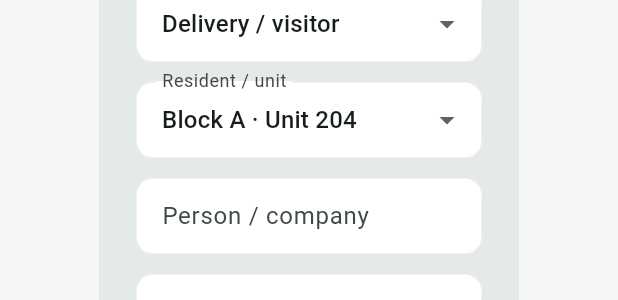
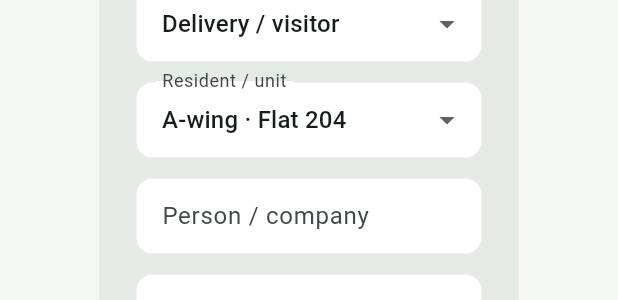
Before and after one commit to ceo-synapsetech/gatehouse-demo, a Flutter app: the _NewRequestDialog widget shown alone on an empty page, opened directly, on a phone screen of 412 x 824 dp. Shown: the part 414-714 px from the top of the screen. Run offline on Flutter 3.47's test engine with Material 3 defaults, Android fonts, the phone set to English and light mode, and no system bars; our stand-ins replace firebase_core, firebase_messaging, flutter_local_notifications, flutter_secure_storage; accounts and stored records are empty; network calls fail.

Commit message:
Add all A-wing flats to unit selection

```diff
--- a/mobile/lib/main.dart
+++ b/mobile/lib/main.dart
@@ -17,6 +17,10 @@ const _appRoleName = String.fromEnvironment(
   'GATEHOUSE_APP_ROLE',
   defaultValue: 'resident',
 );
+final _aWingUnits = List<String>.unmodifiable([
+  for (var floor = 1; floor <= 14; floor++)
+    for (var flat = 1; flat <= 5; flat++) 'A-${floor}0$flat',
+]);
 
 const _forest = Color(0xFF1B5A46);
 const _blue = Color(0xFF1D627C);
@@ -1076,11 +1080,14 @@ class _SignUpScreenState extends State<SignUpScreen> {
                               labelText: 'Home unit',
                               prefixIcon: Icon(Icons.home_outlined),
                             ),
-                            items: const [
-                              DropdownMenuItem(value: 'A-204', child: Text('A-204')),
-                              DropdownMenuItem(value: 'B-101', child: Text('B-101')),
-                              DropdownMenuItem(value: 'C-302', child: Text('C-302')),
-                            ],
+                            items: _aWingUnits
+                                .map(
+                                  (unit) => DropdownMenuItem(
+                                    value: unit,
+                                    child: Text(unit),
+                                  ),
+                                )
+                                .toList(),
                             onChanged: (value) {
                               if (value != null) setState(() => _unit = value);
                             },
@@ -1957,20 +1964,14 @@ class _NewRequestDialogState extends State<_NewRequestDialog> {
             DropdownButtonFormField<String>(
               initialValue: _unit,
               decoration: const InputDecoration(labelText: 'Resident / unit'),
-              items: const [
-                DropdownMenuItem(
-                  value: 'A-204',
-                  child: Text('Block A · Unit 204'),
-                ),
-                DropdownMenuItem(
-                  value: 'B-101',
-                  child: Text('Block B · Unit 101'),
-                ),
-                DropdownMenuItem(
-                  value: 'C-302',
-                  child: Text('Block C · Unit 302'),
-                ),
-              ],
+              items: _aWingUnits
+                  .map(
+                    (unit) => DropdownMenuItem(
+                      value: unit,
+                      child: Text('A-wing · Flat ${unit.substring(2)}'),
+                    ),
+                  )
+                  .toList(),
               onChanged: (value) => setState(() => _unit = value ?? _unit),
             ),
             const SizedBox(height: 12),
```
Also changed, not shown: 2 other files.
